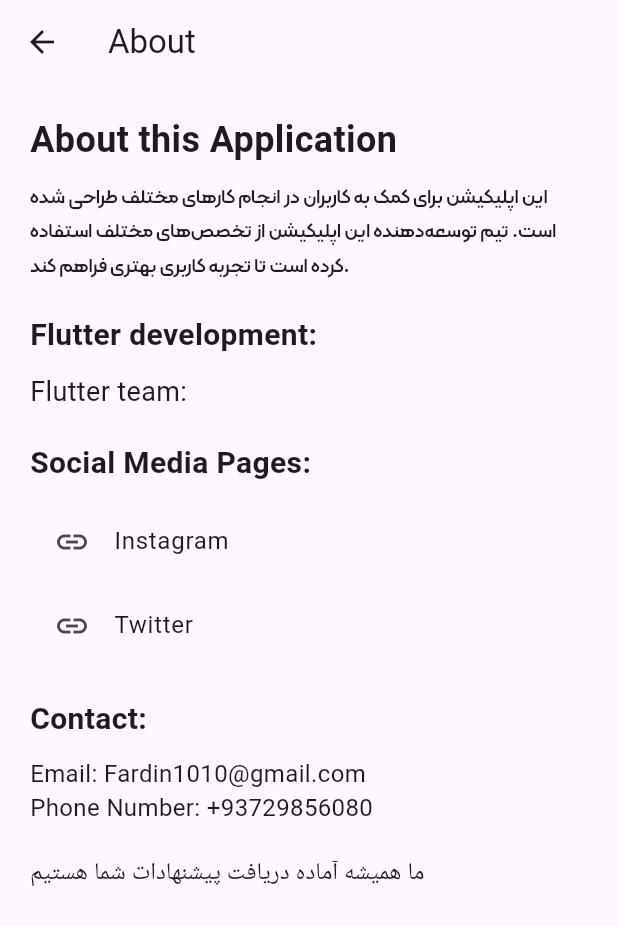
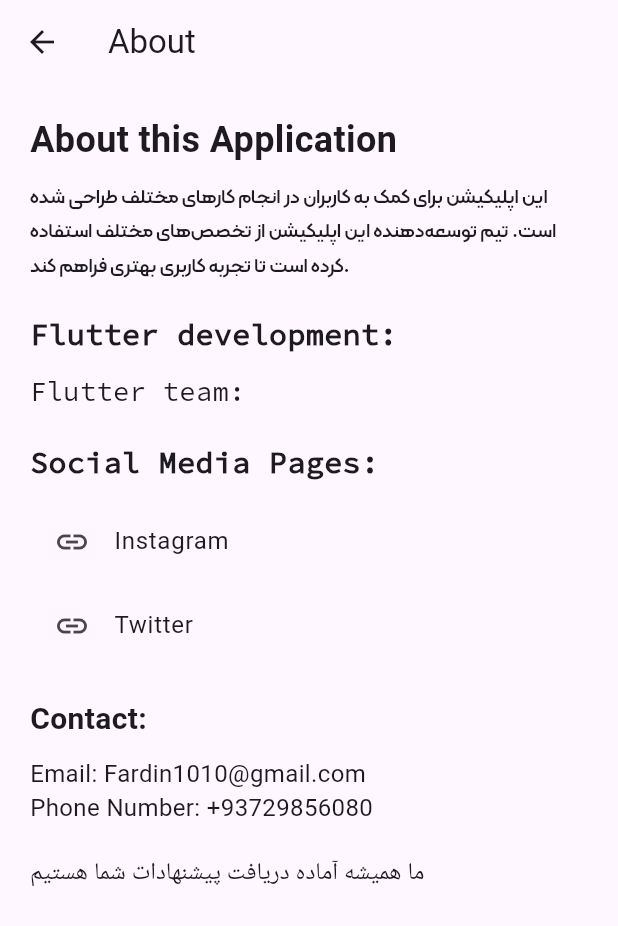
Before and after one commit to Fardin0210/ten_countries, a Flutter app: the screen it shows after launch, in the side drawer, after a tap on "About", on a phone screen of 412 x 824 dp. Shown: the top 926 px of the screen. Run offline on Flutter 3.47's test engine with Material 3 defaults, Android fonts, the phone set to English and light mode, and no system bars; our stand-ins replace animated_splash_screen, lottie.

Commit message:
changing font

```diff
--- a/lib/main.dart
+++ b/lib/main.dart
@@ -316,17 +316,17 @@ class AboutUsPage extends StatelessWidget {
             SizedBox(height: 20),
             Text(
               'Flutter development: ',
-              style: TextStyle(fontSize: 20, fontWeight: FontWeight.bold),
+              style: TextStyle(fontSize: 20, fontWeight: FontWeight.bold, fontFamily: 'SourceSansPro',),
             ),
             SizedBox(height: 10),
             Text(
               'Flutter team: ',
-              style: TextStyle(fontSize: 18),
+              style: TextStyle(fontSize: 18, fontFamily: 'SourceSansPro'),
             ),
             SizedBox(height: 20),
             Text(
               'Social Media Pages:',
-              style: TextStyle(fontSize: 20, fontWeight: FontWeight.bold),
+              style: TextStyle(fontSize: 20, fontWeight: FontWeight.bold, fontFamily: 'SourceSansPro',),
             ),
             SizedBox(height: 10),
             ListTile(
@@ -334,7 +334,7 @@ class AboutUsPage extends StatelessWidget {
               title: Text('Instagram'),
               onTap: () {
                 ScaffoldMessenger.of(context).showSnackBar(
-                    SnackBar(content: Text('Instagram link clicked')));
+                    SnackBar(content: Text('Instagram link clicked',)));
               },
             ),
             ListTile(
```
